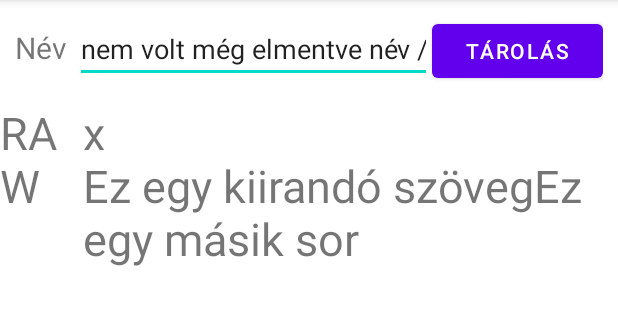
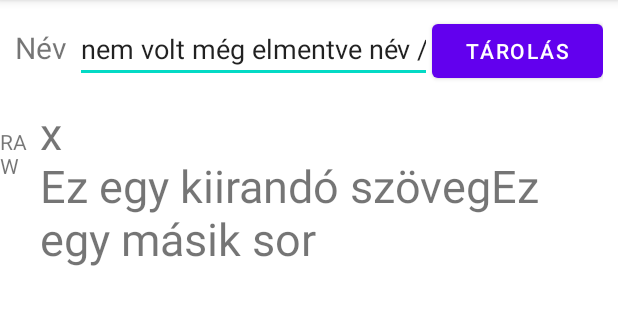
Before and after one commit to adombence/mobilalkalmazas, an Android app: the screen it shows after launch (MainActivity), on a phone screen of 412 x 824 dp, the part 84-409 px from its top. Run offline under Robolectric (Android 15) with nearby library versions, the phone set to English and light mode, and no system bars.

Commit message:
Update activity_main.xml

```diff
--- a/AdatokTrolsa/app/src/main/res/layout/activity_main.xml
+++ b/AdatokTrolsa/app/src/main/res/layout/activity_main.xml
@@ -49,8 +49,7 @@
             android:layout_width="wrap_content"
             android:layout_height="wrap_content"
             android:layout_weight="1"
-            android:text="@string/tv_raw"
-            android:textSize="30sp" />
+            android:text="@string/tv_raw" />
 
         <TextView
             android:id="@+id/textView_tartalom"
```
